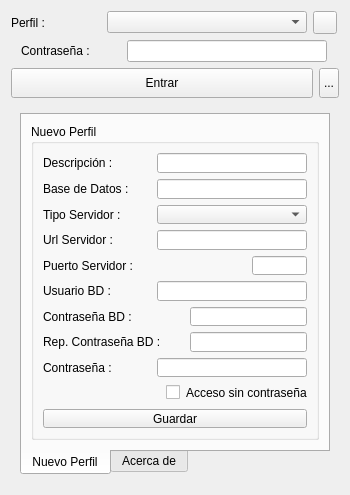
This is pineboolib/dlgconnect/dlgconnect.ui in deavid/pineboo as Qt 5 draws it before an edit. The edited form follows.
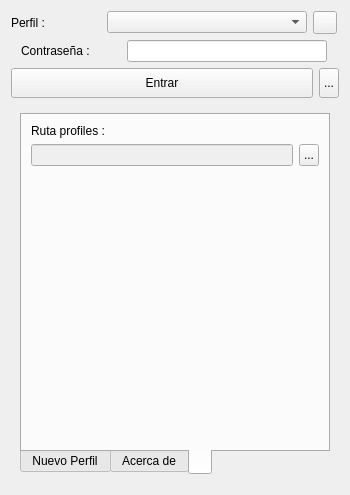
This is the edited form. The open tabs and pages were chosen to show the change. Icons and pictures are not drawn.

Commit message: Se puede cambiar la ruta de la carpeta profiles

Diff of the .ui file:
```diff
--- a/pineboolib/dlgconnect/dlgconnect.ui
+++ b/pineboolib/dlgconnect/dlgconnect.ui
@@ -191,6 +191,12 @@
         <property name="currentIndex">
          <number>0</number>
         </property>
+        <property name="iconSize">
+         <size>
+          <width>16</width>
+          <height>16</height>
+         </size>
+        </property>
         <widget class="QWidget" name="NewProfileTab">
          <attribute name="title">
           <string>Nuevo Perfil</string>
@@ -625,6 +631,61 @@
           </item>
          </layout>
         </widget>
+        <widget class="QWidget" name="tab">
+         <attribute name="icon">
+          <iconset>
+           <normaloff>../../share/icons/folder.png</normaloff>../../share/icons/folder.png</iconset>
+         </attribute>
+         <attribute name="title">
+          <string/>
+         </attribute>
+         <layout class="QVBoxLayout" name="verticalLayout_6">
+          <item>
+           <widget class="QLabel" name="label_17">
+            <property name="text">
+             <string>Ruta profiles :</string>
+            </property>
+           </widget>
+          </item>
+          <item>
+           <layout class="QHBoxLayout" name="horizontalLayout_14">
+            <item>
+             <widget class="QLineEdit" name="le_profiles">
+              <property name="enabled">
+               <bool>false</bool>
+              </property>
+             </widget>
+            </item>
+            <item>
+             <widget class="QToolButton" name="tb_profiles">
+              <property name="maximumSize">
+               <size>
+                <width>20</width>
+                <height>30</height>
+               </size>
+              </property>
+              <property name="text">
+               <string>...</string>
+              </property>
+             </widget>
+            </item>
+           </layout>
+          </item>
+          <item>
+           <spacer name="verticalSpacer">
+            <property name="orientation">
+             <enum>Qt::Vertical</enum>
+            </property>
+            <property name="sizeHint" stdset="0">
+             <size>
+              <width>20</width>
+              <height>241</height>
+             </size>
+            </property>
+           </spacer>
+          </item>
+         </layout>
+        </widget>
        </widget>
       </item>
      </layout>
```
The commit also changes 1 other file.
